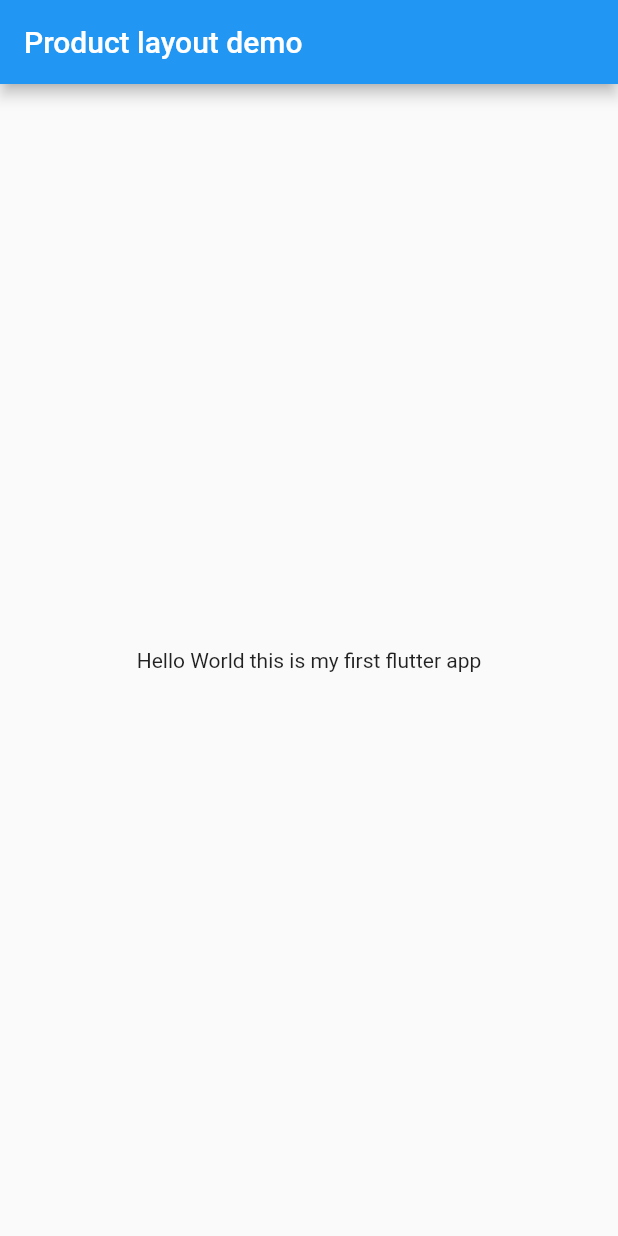
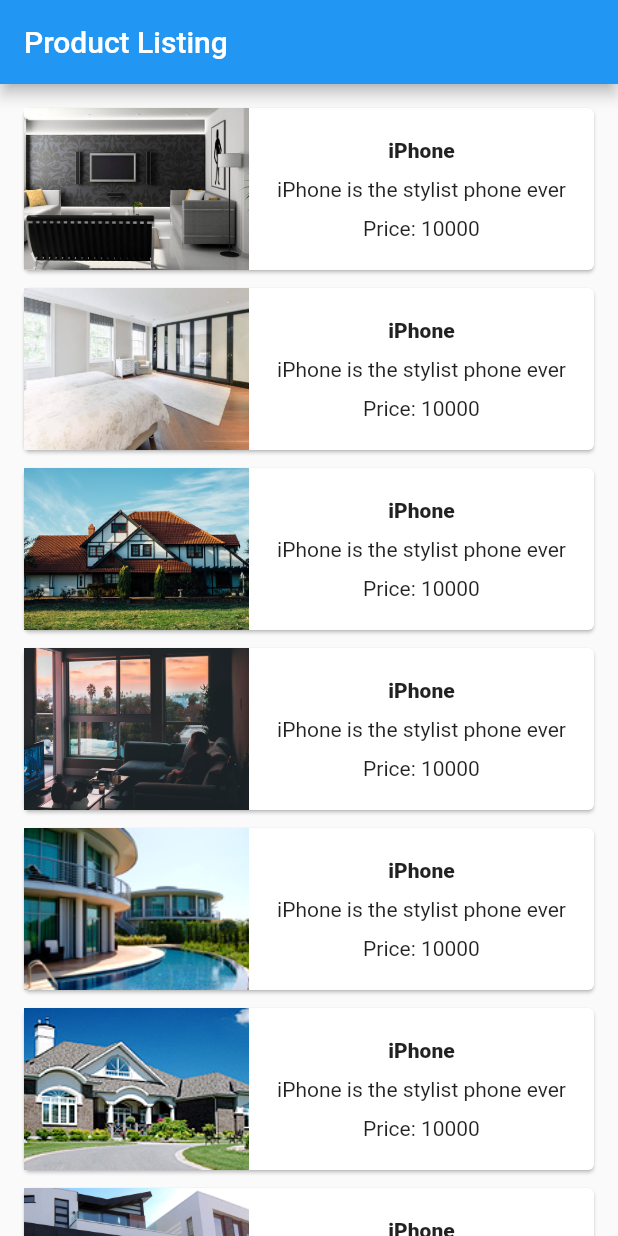
Before and after one commit to brianngeywo/mopesa-flutter, a Flutter app: the screen it shows after launch, on a phone screen of 412 x 824 dp. Run offline on Flutter 3.47's test engine with Material 2 defaults, Android fonts, the phone set to English and light mode, and no system bars.

Commit message:
flutter multiple children

```diff
--- a/lib/main.dart
+++ b/lib/main.dart
@@ -66,11 +66,104 @@ class MyHomePage extends StatelessWidget {
   @override
   Widget build(BuildContext context) {
     return Scaffold(
-      appBar: AppBar(
-        title: Text(this.title),
-      ),
-      body: Center(
-        child: Text('Hello World this is my first flutter app')),
+      appBar: AppBar(title: Text("Product Listing")),
+      body: ListView(
+        shrinkWrap: true,
+        padding: const EdgeInsets.fromLTRB(10.0, 10.0, 10.0, 10.0),
+        children: <Widget>[
+          ProductBox(
+            name: "iPhone",
+            description: "iPhone is the stylist phone ever",
+            price: 10000,
+            image: "1.jpg"
+          ),
+          ProductBox(
+            name: "iPhone",
+            description: "iPhone is the stylist phone ever",
+            price: 10000,
+            image: "2.jpg"
+          ),
+          ProductBox(
+            name: "iPhone",
+            description: "iPhone is the stylist phone ever",
+            price: 10000,
+            image: "3.jpg"
+          ),
+          ProductBox(
+            name: "iPhone",
+            description: "iPhone is the stylist phone ever",
+            price: 10000,
+            image: "4.jpg"
+          ),
+          ProductBox(
+            name: "iPhone",
+            description: "iPhone is the stylist phone ever",
+            price: 10000,
+            image: "5.jpg"
+          ),
+          ProductBox(
+            name: "iPhone",
+            description: "iPhone is the stylist phone ever",
+            price: 10000,
+            image: "6.jpg"
+          ),
+          ProductBox(
+            name: "iPhone",
+            description: "iPhone is the stylist phone ever",
+            price: 10000,
+            image: "7.jpg"
+          ),
+          ProductBox(
+            name: "iPhone",
+            description: "iPhone is the stylist phone ever",
+            price: 10000,
+            image: "8.jpg"
+          ),
+          ProductBox(
+            name: "iPhone",
+            description: "iPhone is the stylist phone ever",
+            price: 10000,
+            image: "9.jpg"
+          ),
+        ],
+      )
     );
   }
 }
+
+class ProductBox extends StatelessWidget {
+  ProductBox({Key key, this.name, this.description, this.price, this.image}) : super(key: key);
+  final String name;
+  final String description;
+  final int price;
+  final String image;
+
+  Widget build(BuildContext context) {
+    return Container(
+      padding: EdgeInsets.all(2),
+      height: 120,
+      child: Card(
+        child: Row(
+          mainAxisAlignment: MainAxisAlignment.spaceEvenly,
+          children: <Widget>[
+            Container(
+              child: Image.asset("assets/images/" + image,
+                fit: BoxFit.cover,
+                height: double.infinity,
+                width: 150,
+            )),
+            Expanded(
+              child: Container(
+                padding: EdgeInsets.all(10),
+                child: Column(
+                  mainAxisAlignment: MainAxisAlignment.spaceEvenly,
+                  children: <Widget>[
+                    Text(this.name,
+                    style: TextStyle(fontWeight: FontWeight.w800)),
+                    Text(this.description),
+                    Text("Price: " + this.price.toString()),
+                  ],
+                )))
+          ])));
+  }
+}
--- a/pubspec.yaml
+++ b/pubspec.yaml
@@ -45,9 +45,8 @@ flutter:
   uses-material-design: true
 
   # To add assets to your application, add an assets section, like this:
-  # assets:
-  #   - images/a_dot_burr.jpeg
-  #   - images/a_dot_ham.jpeg
+  assets:
+    - assets/images/
 
   # An image asset can refer to one or more resolution-specific "variants", see
   # https://flutter.dev/assets-and-images/#resolution-aware.
```
Also changed, not shown: assets/images/1.jpg (added), assets/images/2.jpg (added), assets/images/3.jpg (added), assets/images/4.jpg (added), assets/images/5.jpg (added), assets/images/6.jpg (added), assets/images/7.jpg (added), assets/images/8.jpg (added), assets/images/9.jpg (added), 1 other file.
